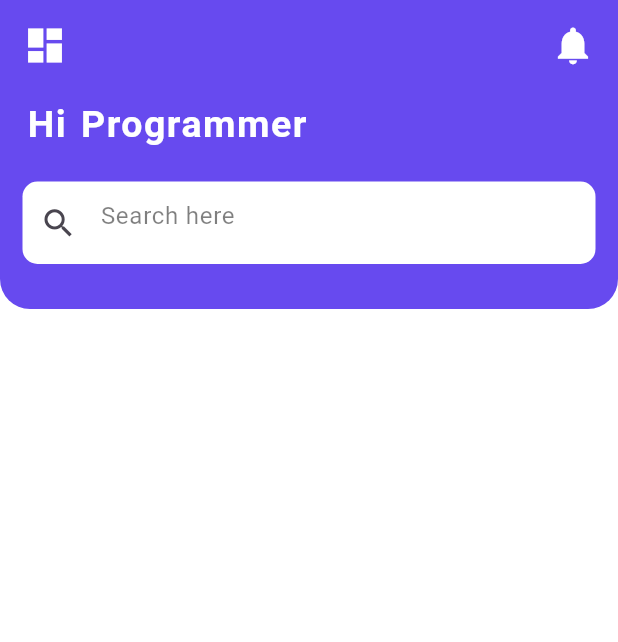
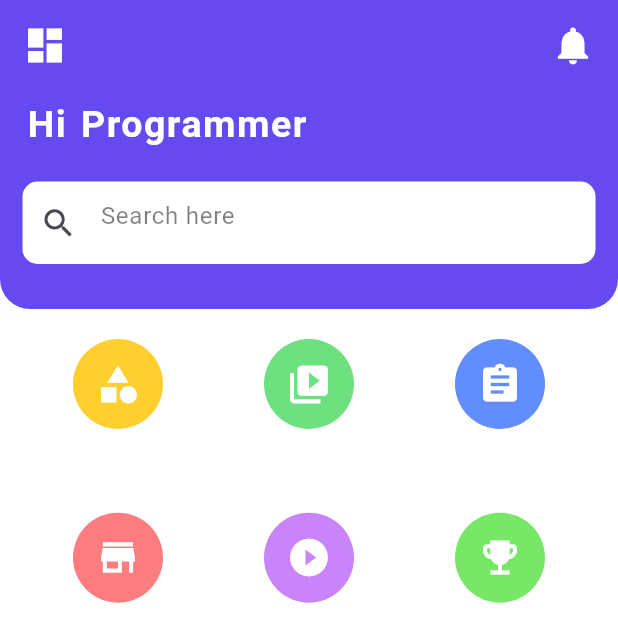
Before and after one commit to Dannymarchiano6/KP_sistem_pembelajaran, a Flutter app: the HomePage screen opened directly, on a phone screen of 412 x 824 dp. Shown: the top 642 px of the screen. Run offline on Flutter 3.47's test engine with Material 3 defaults, Android fonts, the phone set to English and light mode, and no system bars.

Commit message:
add icon in homescreen update v2 underconstruction

```diff
--- a/lib/screens/home_screen.dart
+++ b/lib/screens/home_screen.dart
@@ -1,6 +1,32 @@
 import 'package:flutter/material.dart';
 
 class HomePage extends StatelessWidget {
+  //membuat data static
+  List catNames = [
+    "Nilai",
+    "Kelas",
+    "Absensi",
+    "Book/Modul",
+    "Quiz",
+    "Remedial"
+  ];
+  List<Color> catColors = [
+    Color(0xFFFFCF2F),
+    Color(0xFF6fe080),
+    Color(0xFF618DFD),
+    Color(0xFFFC7C7F),
+    Color(0xFFC884F8),
+    Color(0xFF78E667),
+  ];
+  List<Icon> catIcons = [
+    Icon(Icons.category, color: Colors.white, size: 30),
+    Icon(Icons.video_library, color: Colors.white, size: 30),
+    Icon(Icons.assignment, color: Colors.white, size: 30),
+    Icon(Icons.store, color: Colors.white, size: 30),
+    Icon(Icons.play_circle_fill, color: Colors.white, size: 30),
+    Icon(Icons.emoji_events, color: Colors.white, size: 30),
+  ];
+
   @override
   Widget build(BuildContext context) {
     return Scaffold(
@@ -69,7 +95,40 @@
                 ),
               ],
             ),
-          )
+          ),
+          Padding(
+            padding: EdgeInsets.only(top: 20, left: 15, right: 15),
+            child: Column(
+              children: [
+                GridView.builder(
+                  itemCount: catNames.length,
+                  shrinkWrap: true,
+                  physics: NeverScrollableScrollPhysics(),
+                  gridDelegate: SliverGridDelegateWithFixedCrossAxisCount(
+                    crossAxisCount: 3,
+                    childAspectRatio: 1.1,
+                  ),
+                  itemBuilder: (context, index) {
+                    return Column(
+                      children: [
+                        Container(
+                          height: 60,
+                          width: 60,
+                          decoration: BoxDecoration(
+                            color: catColors[index],
+                            shape: BoxShape.circle,
+                          ),
+                          child: Center(
+                            child: catIcons[index],
+                          ),
+                        ),
+                      ],
+                    );
+                  },
+                ),
+              ],
+            ),
+          ),
         ],
       ),
     );
```
